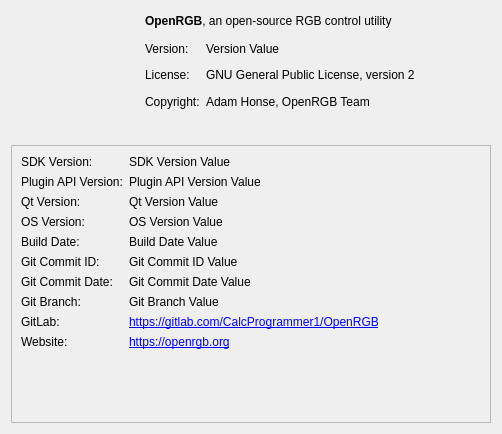
This is qt/OpenRGBSoftwareInfoPage/OpenRGBSoftwareInfoPage.ui in CalcProgrammer1/OpenRGB as Qt 5 draws it before an edit. The edited form follows.
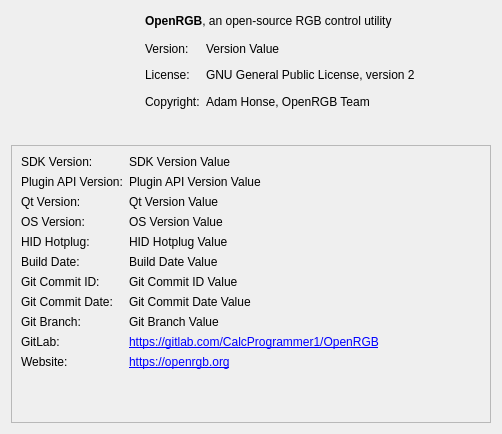
This is the edited form. Icons and pictures are not drawn.

Commit message: Add optional HID device hotplug support (requires https://gitlab.com/OpenRGBDevelopers/hidapi-hotplug)

```diff
--- a/qt/OpenRGBSoftwareInfoPage/OpenRGBSoftwareInfoPage.ui
+++ b/qt/OpenRGBSoftwareInfoPage/OpenRGBSoftwareInfoPage.ui
@@ -35,33 +35,6 @@
       <enum>QFrame::Sunken</enum>
      </property>
      <layout class="QGridLayout" name="gridLayout_2" columnstretch="0,1">
-      <item row="6" column="1">
-       <widget class="QLabel" name="BuildDateValue">
-        <property name="text">
-         <string notr="true">Build Date Value</string>
-        </property>
-       </widget>
-      </item>
-      <item row="8" column="1">
-       <widget class="QLabel" name="GitCommitDateValue">
-        <property name="text">
-         <string notr="true">Git Commit Date Value</string>
-        </property>
-       </widget>
-      </item>
-      <item row="10" column="1">
-       <widget class="QLabel" name="GitlabLinkValue">
-        <property name="text">
-         <string notr="true">&lt;a href=&quot;https://gitlab.com/CalcProgrammer1/OpenRGB&quot;&gt;https://gitlab.com/CalcProgrammer1/OpenRGB&lt;/a&gt;</string>
-        </property>
-        <property name="textFormat">
-         <enum>Qt::RichText</enum>
-        </property>
-        <property name="openExternalLinks">
-         <bool>true</bool>
-        </property>
-       </widget>
-      </item>
       <item row="2" column="0">
        <widget class="QLabel" name="SDKVersionLabel">
         <property name="text">
@@ -70,80 +43,29 @@
        </widget>
       </item>
       <item row="12" column="0">
-       <spacer name="verticalSpacer">
-        <property name="orientation">
-         <enum>Qt::Vertical</enum>
-        </property>
-        <property name="sizeHint" stdset="0">
-         <size>
-          <width>20</width>
-          <height>40</height>
-         </size>
-        </property>
-       </spacer>
-      </item>
-      <item row="11" column="0">
        <widget class="QLabel" name="WebsiteLinkLabel">
         <property name="text">
          <string>Website:</string>
         </property>
        </widget>
       </item>
-      <item row="6" column="0">
+      <item row="8" column="1">
+       <widget class="QLabel" name="GitCommitIDValue">
+        <property name="text">
+         <string notr="true">Git Commit ID Value</string>
+        </property>
+        <property name="textInteractionFlags">
+         <set>Qt::TextSelectableByKeyboard|Qt::TextSelectableByMouse</set>
+        </property>
+       </widget>
+      </item>
+      <item row="7" column="0">
        <widget class="QLabel" name="BuildDateLabel">
         <property name="text">
          <string>Build Date:</string>
         </property>
        </widget>
       </item>
-      <item row="7" column="0">
-       <widget class="QLabel" name="GitCommitIDLabel">
-        <property name="text">
-         <string>Git Commit ID:</string>
-        </property>
-       </widget>
-      </item>
-      <item row="8" column="0">
-       <widget class="QLabel" name="GitCommitDateLabel">
-        <property name="text">
-         <string>Git Commit Date:</string>
-        </property>
-       </widget>
-      </item>
-      <item row="4" column="1">
-       <widget class="QLabel" name="QtVersionValue">
-        <property name="text">
-         <string notr="true">Qt Version Value</string>
-        </property>
-       </widget>
-      </item>
-      <item row="10" column="0">
-       <widget class="QLabel" name="GitlabLinkLabel">
-        <property name="text">
-         <string>GitLab:</string>
-        </property>
-       </widget>
-      </item>
-      <item row="9" column="1">
-       <widget class="QLabel" name="GitBranchValue">
-        <property name="text">
-         <string notr="true">Git Branch Value</string>
-        </property>
-       </widget>
-      </item>
-      <item row="11" column="1">
-       <widget class="QLabel" name="WebsiteLinkValue">
-        <property name="text">
-         <string>&lt;a href=&quot;https://openrgb.org&quot;&gt;https://openrgb.org&lt;/a&gt;</string>
-        </property>
-        <property name="textFormat">
-         <enum>Qt::RichText</enum>
-        </property>
-        <property name="openExternalLinks">
-         <bool>true</bool>
-        </property>
-       </widget>
-      </item>
       <item row="3" column="1">
        <widget class="QLabel" name="PluginAPIVersionValue">
         <property name="text">
@@ -151,16 +73,6 @@
         </property>
        </widget>
       </item>
-      <item row="7" column="1">
-       <widget class="QLabel" name="GitCommitIDValue">
-        <property name="text">
-         <string notr="true">Git Commit ID Value</string>
-        </property>
-        <property name="textInteractionFlags">
-         <set>Qt::TextSelectableByKeyboard|Qt::TextSelectableByMouse</set>
-        </property>
-       </widget>
-      </item>
       <item row="3" column="0">
        <widget class="QLabel" name="PluginAPIVersionLabel">
         <property name="text">
@@ -169,12 +81,52 @@
        </widget>
       </item>
       <item row="9" column="0">
+       <widget class="QLabel" name="GitCommitDateLabel">
+        <property name="text">
+         <string>Git Commit Date:</string>
+        </property>
+       </widget>
+      </item>
+      <item row="12" column="1">
+       <widget class="QLabel" name="WebsiteLinkValue">
+        <property name="text">
+         <string>&lt;a href=&quot;https://openrgb.org&quot;&gt;https://openrgb.org&lt;/a&gt;</string>
+        </property>
+        <property name="textFormat">
+         <enum>Qt::RichText</enum>
+        </property>
+        <property name="openExternalLinks">
+         <bool>true</bool>
+        </property>
+       </widget>
+      </item>
+      <item row="10" column="0">
        <widget class="QLabel" name="GitBranchLabel">
         <property name="text">
          <string>Git Branch:</string>
         </property>
        </widget>
       </item>
+      <item row="9" column="1">
+       <widget class="QLabel" name="GitCommitDateValue">
+        <property name="text">
+         <string notr="true">Git Commit Date Value</string>
+        </property>
+       </widget>
+      </item>
+      <item row="11" column="1">
+       <widget class="QLabel" name="GitlabLinkValue">
+        <property name="text">
+         <string notr="true">&lt;a href=&quot;https://gitlab.com/CalcProgrammer1/OpenRGB&quot;&gt;https://gitlab.com/CalcProgrammer1/OpenRGB&lt;/a&gt;</string>
+        </property>
+        <property name="textFormat">
+         <enum>Qt::RichText</enum>
+        </property>
+        <property name="openExternalLinks">
+         <bool>true</bool>
+        </property>
+       </widget>
+      </item>
       <item row="2" column="1">
        <widget class="QLabel" name="SDKVersionValue">
         <property name="text">
@@ -182,6 +134,33 @@
         </property>
        </widget>
       </item>
+      <item row="8" column="0">
+       <widget class="QLabel" name="GitCommitIDLabel">
+        <property name="text">
+         <string>Git Commit ID:</string>
+        </property>
+       </widget>
+      </item>
+      <item row="13" column="0">
+       <spacer name="verticalSpacer">
+        <property name="orientation">
+         <enum>Qt::Vertical</enum>
+        </property>
+        <property name="sizeHint" stdset="0">
+         <size>
+          <width>20</width>
+          <height>40</height>
+         </size>
+        </property>
+       </spacer>
+      </item>
+      <item row="11" column="0">
+       <widget class="QLabel" name="GitlabLinkLabel">
+        <property name="text">
+         <string>GitLab:</string>
+        </property>
+       </widget>
+      </item>
       <item row="4" column="0">
        <widget class="QLabel" name="QtVersionLabel">
         <property name="text">
@@ -189,6 +168,27 @@
         </property>
        </widget>
       </item>
+      <item row="6" column="0">
+       <widget class="QLabel" name="HIDHotplugLabel">
+        <property name="text">
+         <string>HID Hotplug:</string>
+        </property>
+       </widget>
+      </item>
+      <item row="10" column="1">
+       <widget class="QLabel" name="GitBranchValue">
+        <property name="text">
+         <string notr="true">Git Branch Value</string>
+        </property>
+       </widget>
+      </item>
+      <item row="4" column="1">
+       <widget class="QLabel" name="QtVersionValue">
+        <property name="text">
+         <string notr="true">Qt Version Value</string>
+        </property>
+       </widget>
+      </item>
       <item row="5" column="0">
        <widget class="QLabel" name="OsVersionLabel">
         <property name="text">
@@ -203,6 +203,20 @@
         </property>
        </widget>
       </item>
+      <item row="7" column="1">
+       <widget class="QLabel" name="BuildDateValue">
+        <property name="text">
+         <string notr="true">Build Date Value</string>
+        </property>
+       </widget>
+      </item>
+      <item row="6" column="1">
+       <widget class="QLabel" name="HIDHotplugValue">
+        <property name="text">
+         <string notr="true">HID Hotplug Value</string>
+        </property>
+       </widget>
+      </item>
      </layout>
     </widget>
    </item>
```
The commit also changes 38 other files.
